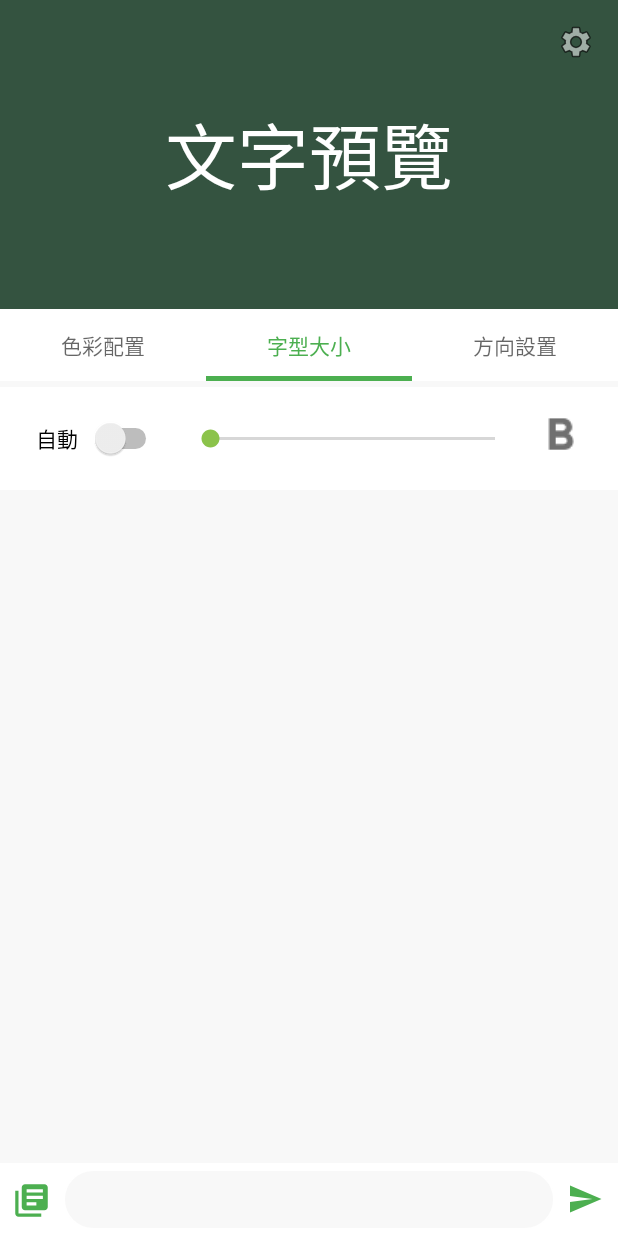
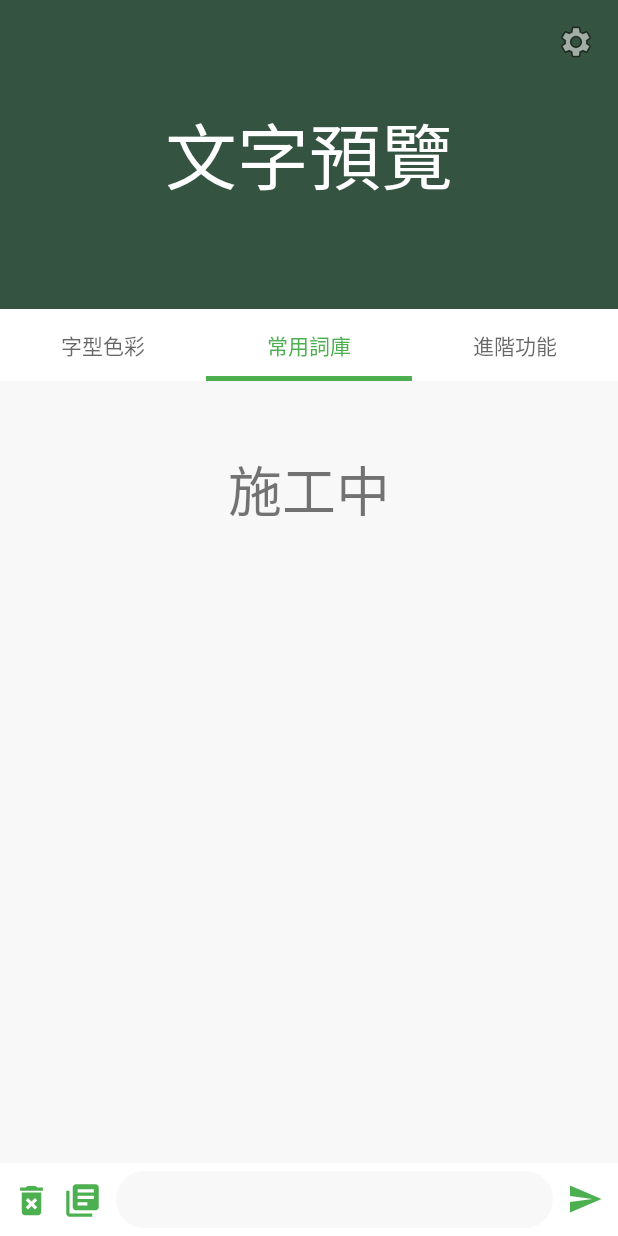
Before and after one commit to mrfatworm/VisualChat, an Android app: the screen it shows after launch (MainActivity), tab 2 chosen, on a phone screen of 412 x 824 dp. Run offline under Robolectric (Android 15) with nearby library versions, the phone set to English and light mode, and no system bars.

Commit message:
Merge fragment and replace bottom button
- merge text fragment into color fragment
- rename fragment
- replace dictionary bottom buttom by paste and clear buttons

```diff
--- /dev/null
+++ b/app/src/main/java/yuntech/b10517012/visualchat/AdvanceFunctionFragment.kt
@@ -0,0 +1,22 @@
+package yuntech.b10517012.visualchat
+
+import android.os.Bundle
+import android.view.LayoutInflater
+import android.view.View
+import android.view.ViewGroup
+import androidx.fragment.app.Fragment
+
+class AdvanceFunctionFragment : Fragment() {
+
+    private lateinit var customizeViewModel: CustomizeViewModel;
+
+    fun setViewModel(customizeViewModel: CustomizeViewModel){
+        this.customizeViewModel = customizeViewModel
+    }
+    override fun onCreateView(
+        inflater: LayoutInflater, container: ViewGroup?, savedInstanceState: Bundle?): View? {
+        val root = inflater.inflate(R.layout.fragment_customize_layout, container, false)
+
+        return root
+    }
+}
--- a/app/src/main/java/yuntech/b10517012/visualchat/CustomizeFontFragment.kt
+++ /dev/null
@@ -1,53 +0,0 @@
-package yuntech.b10517012.visualchat
-
-import android.os.Build
-import android.os.Bundle
-import android.view.LayoutInflater
-import android.view.View
-import android.view.ViewGroup
-import android.widget.*
-import androidx.fragment.app.Fragment
-
-class CustomizeFontFragment : Fragment() {
-
-    private lateinit var customizeViewModel: CustomizeViewModel;
-    private lateinit var swAuto: Switch
-    private lateinit var seekBar: SeekBar
-    private lateinit var cbBold: CheckBox
-
-    fun setViewModel(customizeViewModel: CustomizeViewModel){
-        this.customizeViewModel = customizeViewModel
-    }
-    override fun onCreateView(
-        inflater: LayoutInflater, container: ViewGroup?, savedInstanceState: Bundle?): View? {
-        val root = inflater.inflate(R.layout.fragment_customize_font, container, false)
-
-        swAuto = root.findViewById(R.id.sw_font_auto)
-        seekBar = root.findViewById(R.id.seekBar_font)
-        cbBold = root.findViewById(R.id.cb_font_bold)
-
-        swAuto.setOnCheckedChangeListener { compoundButton, b ->
-            if (Build.VERSION.SDK_INT >= Build.VERSION_CODES.O) {
-                seekBar.isEnabled = !b
-                customizeViewModel.setAutoFont(b)
-            }else if(b){
-                Toast.makeText(context, getString(R.string.auto_font_warning), Toast.LENGTH_SHORT).show()
-            }
-
-        }
-
-        cbBold.setOnCheckedChangeListener { compoundButton, b ->
-            customizeViewModel.setBold(b)
-        }
-
-        seekBar.setOnSeekBarChangeListener(object :SeekBar.OnSeekBarChangeListener {
-            override fun onProgressChanged(p0: SeekBar?, p1: Int, p2: Boolean) {
-                customizeViewModel.setFont((p1*10).toFloat())
-            }
-            override fun onStartTrackingTouch(p0: SeekBar?) { }
-            override fun onStopTrackingTouch(p0: SeekBar?) { }
-        })
-
-        return root
-    }
-}
--- a/app/src/main/java/yuntech/b10517012/visualchat/CustomizeColorFragment.kt
+++ b/app/src/main/java/yuntech/b10517012/visualchat/CustomizeStyleFragment.kt
@@ -1,19 +1,27 @@
 package yuntech.b10517012.visualchat
 
 import android.graphics.Color
+import android.os.Build
 import android.os.Bundle
 import android.util.Log
 import android.view.LayoutInflater
 import android.view.View
 import android.view.ViewGroup
+import android.widget.CheckBox
+import android.widget.SeekBar
+import android.widget.Switch
+import android.widget.Toast
 import androidx.fragment.app.Fragment
 import androidx.recyclerview.widget.LinearLayoutManager
 import androidx.recyclerview.widget.RecyclerView
 
-class CustomizeColorFragment : Fragment() {
+class CustomizeStyleFragment : Fragment() {
 
+    private lateinit var customizeViewModel: CustomizeViewModel;
     private lateinit var recyclerView: RecyclerView
-    private lateinit var customizeViewModel: CustomizeViewModel;
+    private lateinit var swAuto: Switch
+    private lateinit var seekBar: SeekBar
+    private lateinit var cbBold: CheckBox
 
     fun setViewModel(customizeViewModel: CustomizeViewModel){
         this.customizeViewModel = customizeViewModel
@@ -24,12 +32,37 @@ class CustomizeColorFragment : Fragment() {
     ): View? {
         val root = inflater.inflate(R.layout.fragment_customize_color, container, false)
         recyclerView = root.findViewById(R.id.recyclerview)
+        swAuto = root.findViewById(R.id.sw_font_auto)
+        seekBar = root.findViewById(R.id.seekBar_font)
+        cbBold = root.findViewById(R.id.cb_font_bold)
 
         val linearLayoutManager = LinearLayoutManager(context)
         linearLayoutManager.orientation = RecyclerView.HORIZONTAL
         val adapter = ColorAdapter(sampleColorData(), customizeViewModel)
         recyclerView.layoutManager = linearLayoutManager
         recyclerView.adapter = adapter
+
+        swAuto.setOnCheckedChangeListener { compoundButton, b ->
+            if (Build.VERSION.SDK_INT >= Build.VERSION_CODES.O) {
+                seekBar.isEnabled = !b
+                customizeViewModel.setAutoFont(b)
+            }else if(b){
+                Toast.makeText(context, getString(R.string.auto_font_warning), Toast.LENGTH_SHORT).show()
+            }
+        }
+
+        cbBold.setOnCheckedChangeListener { compoundButton, b ->
+            customizeViewModel.setBold(b)
+        }
+
+        seekBar.setOnSeekBarChangeListener(object :SeekBar.OnSeekBarChangeListener {
+            override fun onProgressChanged(p0: SeekBar?, p1: Int, p2: Boolean) {
+                customizeViewModel.setFont((p1*10).toFloat())
+            }
+            override fun onStartTrackingTouch(p0: SeekBar?) { }
+            override fun onStopTrackingTouch(p0: SeekBar?) { }
+        })
+
         return root
     }
 
--- a/app/src/main/java/yuntech/b10517012/visualchat/MainActivity.kt
+++ b/app/src/main/java/yuntech/b10517012/visualchat/MainActivity.kt
@@ -1,6 +1,9 @@
 package yuntech.b10517012.visualchat
 
 import android.R.attr.button
+import android.content.ClipData
+import android.content.ClipboardManager
+import android.content.Context
 import android.content.Intent
 import android.graphics.Typeface
 import android.graphics.drawable.ColorDrawable
@@ -9,10 +12,7 @@ import android.os.Bundle
 import android.text.Editable
 import android.text.TextWatcher
 import android.util.TypedValue
-import android.widget.EditText
-import android.widget.ImageButton
-import android.widget.ImageView
-import android.widget.TextView
+import android.widget.*
 import androidx.appcompat.app.AppCompatActivity
 import androidx.core.content.ContextCompat
 import androidx.lifecycle.Observer
@@ -32,9 +32,13 @@ class MainActivity : AppCompatActivity() {
     private lateinit var customizeViewModel: CustomizeViewModel
     private lateinit var edtInput: EditText
     private lateinit var btnShow: ImageButton
+    private lateinit var btnClear: ImageButton
+    private lateinit var btnPaste: ImageButton
     private var tvSize: Float = 48F
     private var isAuto: Boolean = false
     private var isBold: Boolean = false
+    lateinit var clipboard: ClipboardManager
+    lateinit var clipData: ClipData
 
 
     override fun onCreate(savedInstanceState: Bundle?) {
@@ -97,6 +101,18 @@ class MainActivity : AppCompatActivity() {
 
         })
 
+        btnClear.setOnClickListener {
+            edtInput.text.clear()
+            Toast.makeText(this, "清除", Toast.LENGTH_SHORT).show()
+        }
+
+        btnPaste.setOnClickListener {
+            clipData = clipboard.primaryClip as ClipData
+            edtInput.setText(edtInput.text.toString() + clipData.getItemAt(0).text)
+            edtInput.setSelection(edtInput.text.length)
+            Toast.makeText(this, "貼上", Toast.LENGTH_SHORT).show()
+        }
+
         /** GO to fullscreen listener */
         btnShow.setOnClickListener {
             var intent = Intent(this, TextShowActivity::class.java)
@@ -124,7 +140,10 @@ class MainActivity : AppCompatActivity() {
         viewPager = findViewById(R.id.vp_main_setting)
         edtInput = findViewById(R.id.edt_main_input)
         btnShow = findViewById(R.id.btn_main_show)
+        btnClear = findViewById(R.id.btn_clear)
+        btnPaste = findViewById(R.id.btn_paste)
 
+        clipboard = getSystemService(Context.CLIPBOARD_SERVICE) as ClipboardManager
         val height = resources.displayMetrics.heightPixels
         val width = resources.displayMetrics.widthPixels
         imgBG.layoutParams.height = width* width/height
@@ -135,9 +154,9 @@ class MainActivity : AppCompatActivity() {
         viewPager.adapter = adapter
         TabLayoutMediator(tabLayout, viewPager){tab, position ->
             tab.text = (when(position){
-                0 -> "色彩配置"
-                1 -> "字型大小"
-                else -> "方向設置"
+                0 -> getString(R.string.tab_customize_style)
+                1 -> getString(R.string.tab_my_word)
+                else -> getString(R.string.tab_advance_function)
             })
         }.attach()
     }
--- a/app/src/main/java/yuntech/b10517012/visualchat/CustomizeLayoutFragment.kt
+++ b/app/src/main/java/yuntech/b10517012/visualchat/MyWordFragment.kt
@@ -1,12 +1,14 @@
 package yuntech.b10517012.visualchat
 
+import android.os.Build
 import android.os.Bundle
 import android.view.LayoutInflater
 import android.view.View
 import android.view.ViewGroup
+import android.widget.*
 import androidx.fragment.app.Fragment
 
-class CustomizeLayoutFragment : Fragment() {
+class MyWordFragment : Fragment() {
 
     private lateinit var customizeViewModel: CustomizeViewModel;
 
@@ -15,7 +17,8 @@ class CustomizeLayoutFragment : Fragment() {
     }
     override fun onCreateView(
         inflater: LayoutInflater, container: ViewGroup?, savedInstanceState: Bundle?): View? {
-        val root = inflater.inflate(R.layout.fragment_customize_layout, container, false)
+        val root = inflater.inflate(R.layout.fragment_customize_font, container, false)
+
 
         return root
     }
--- a/app/src/main/java/yuntech/b10517012/visualchat/ViewPager2Adapter.kt
+++ b/app/src/main/java/yuntech/b10517012/visualchat/ViewPager2Adapter.kt
@@ -11,9 +11,9 @@ class ViewPager2Adapter(fragmentActivity: FragmentActivity) :
 
     override fun createFragment(position: Int): Fragment {
         return when(position){
-            0 -> CustomizeColorFragment().apply { setViewModel(customizeViewModel) }
-            1 -> CustomizeFontFragment().apply { setViewModel(customizeViewModel) }
-            else -> CustomizeLayoutFragment().apply { setViewModel(customizeViewModel) }
+            0 -> CustomizeStyleFragment().apply { setViewModel(customizeViewModel) }
+            1 -> MyWordFragment().apply { setViewModel(customizeViewModel) }
+            else -> AdvanceFunctionFragment().apply { setViewModel(customizeViewModel) }
         }
     }
 
--- /dev/null
+++ b/app/src/main/res/drawable/ic_delete.xml
@@ -0,0 +1,5 @@
+<vector android:autoMirrored="true" android:height="26dp"
+    android:tint="@color/colorPrimary" android:viewportHeight="24"
+    android:viewportWidth="24" android:width="26dp" xmlns:android="http://schemas.android.com/apk/res/android">
+    <path android:fillColor="@android:color/white" android:pathData="M6,19c0,1.1 0.9,2 2,2h8c1.1,0 2,-0.9 2,-2L18,7L6,7v12zM8.46,11.88l1.41,-1.41L12,12.59l2.12,-2.12 1.41,1.41L13.41,14l2.12,2.12 -1.41,1.41L12,15.41l-2.12,2.12 -1.41,-1.41L10.59,14l-2.13,-2.12zM15.5,4l-1,-1h-5l-1,1L5,4v2h14L19,4z"/>
+</vector>
--- a/app/src/main/res/layout/activity_main.xml
+++ b/app/src/main/res/layout/activity_main.xml
@@ -90,7 +90,7 @@
             android:inputType="textMultiLine"
             app:layout_constraintBottom_toBottomOf="parent"
             app:layout_constraintEnd_toStartOf="@+id/btn_main_show"
-            app:layout_constraintStart_toEndOf="@+id/btn_dictionary"
+            app:layout_constraintStart_toEndOf="@+id/btn_paste"
             app:layout_constraintTop_toTopOf="parent" />
 
         <ImageButton
@@ -103,9 +103,8 @@
             app:layout_constraintEnd_toEndOf="parent"
             app:layout_constraintTop_toTopOf="parent"
             app:srcCompat="@drawable/ic_send"/>
-
         <ImageButton
-            android:id="@+id/btn_dictionary"
+            android:id="@+id/btn_clear"
             android:layout_width="wrap_content"
             android:layout_height="wrap_content"
             android:layout_marginStart="8dp"
@@ -113,6 +112,17 @@
             android:background="@null"
             app:layout_constraintStart_toStartOf="parent"
             app:layout_constraintTop_toTopOf="parent"
+            app:srcCompat="@drawable/ic_delete" />
+
+        <ImageButton
+            android:id="@+id/btn_paste"
+            android:layout_width="wrap_content"
+            android:layout_height="wrap_content"
+            android:layout_marginStart="8dp"
+            android:layout_marginTop="12dp"
+            android:background="@null"
+            app:layout_constraintStart_toEndOf="@+id/btn_clear"
+            app:layout_constraintTop_toTopOf="parent"
             app:srcCompat="@drawable/ic_library_books" />
 
     </androidx.constraintlayout.widget.ConstraintLayout>
--- a/app/src/main/res/layout/fragment_customize_font.xml
+++ b/app/src/main/res/layout/fragment_customize_font.xml
@@ -5,51 +5,16 @@
     android:layout_width="match_parent"
     android:layout_height="wrap_content">
 
-
-    <androidx.constraintlayout.widget.ConstraintLayout
-        android:layout_width="match_parent"
+    <TextView
+        android:layout_width="wrap_content"
         android:layout_height="wrap_content"
-        android:background="@color/white"
+        android:text="施工中"
+        android:textSize="36sp"
+        android:layout_margin="36dp"
+        app:layout_constraintBottom_toBottomOf="parent"
         app:layout_constraintEnd_toEndOf="parent"
         app:layout_constraintStart_toStartOf="parent"
-        app:layout_constraintTop_toTopOf="parent">
-
-        <SeekBar
-            android:id="@+id/seekBar_font"
-            android:layout_width="0dp"
-            android:layout_height="0dp"
-            android:layout_marginEnd="16dp"
-            android:layout_marginStart="16dp"
-            android:max="15"
-            android:min="2"
-            app:layout_constraintBottom_toBottomOf="@+id/sw_font_auto"
-            app:layout_constraintEnd_toStartOf="@+id/cb_font_bold"
-            app:layout_constraintStart_toEndOf="@+id/sw_font_auto"
-            app:layout_constraintTop_toTopOf="@+id/sw_font_auto" />
-
-        <com.google.android.material.checkbox.MaterialCheckBox
-            android:id="@+id/cb_font_bold"
-            android:layout_width="wrap_content"
-            android:layout_height="wrap_content"
-            android:layout_marginEnd="24dp"
-            android:button="@drawable/selector_bold"
-            android:scaleX="1.5"
-            android:scaleY="1.5"
-            app:layout_constraintBottom_toBottomOf="@+id/seekBar_font"
-            app:layout_constraintEnd_toEndOf="parent"
-            app:layout_constraintTop_toTopOf="@+id/seekBar_font" />
-
-        <Switch
-            android:id="@+id/sw_font_auto"
-            android:layout_width="wrap_content"
-            android:layout_height="wrap_content"
-            android:switchPadding="8dp"
-            android:layout_margin="24dp"
-            android:text="自動"
-            app:layout_constraintBottom_toBottomOf="parent"
-            app:layout_constraintStart_toStartOf="parent"
-            app:layout_constraintTop_toTopOf="parent" />
-    </androidx.constraintlayout.widget.ConstraintLayout>
+        app:layout_constraintTop_toTopOf="parent" />
 
 
 </androidx.constraintlayout.widget.ConstraintLayout>
--- a/app/src/main/res/values/colors.xml
+++ b/app/src/main/res/values/colors.xml
@@ -3,7 +3,7 @@
     <color name="colorPrimary">#4CAF50</color>
     <color name="colorPrimaryDark">#345340</color>
     <color name="colorPrimaryLight">#6BB888</color>
-    <color name="colorAccent">#8BC34A</color>
+    <color name="colorAccent">#4A7059</color>
     <color name="black">#000000</color>
     <color name="white">#FFFFFF</color>
     <color name="gray">#707070</color>
--- a/app/src/main/res/values/strings.xml
+++ b/app/src/main/res/values/strings.xml
@@ -1,8 +1,8 @@
 <resources>
     <string name="app_name">VisualChat</string>
-    <string name="tab_customize_color">色彩配置</string>
-    <string name="tab_customize_font">字型大小</string>
-    <string name="tab_customize_layout">方向設置</string>
+    <string name="tab_customize_style">字型色彩</string>
+    <string name="tab_my_word">常用詞庫</string>
+    <string name="tab_advance_function">進階功能</string>
     <string name="auto_font_warning">此功能僅支援 Android 8.0 或更新版本系統</string>
     <string name="text_preview">文字預覽</string>
 </resources>
```
Also changed, not shown: app/src/main/java/yuntech/b10517012/visualchat/CustomizeAdapter.kt (deleted, +0 -35 lines), app/src/main/res/layout/fragment_customize_color.xml (+37 -1 lines).
